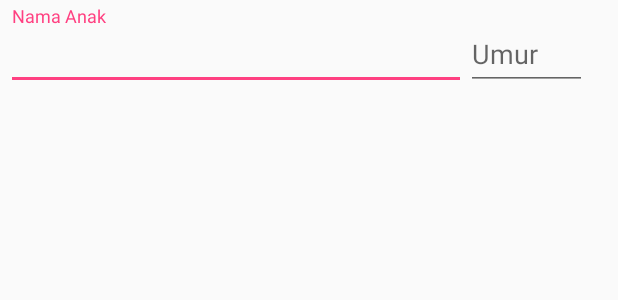
After one commit to ifanrifaihardiyanto/AdvancedWidget1, an Android app: the layout layout_anak.xml on its own in the app's theme, with its tools: preview values and no code run, on a phone screen of 412 x 824 dp. The commit adds this screen. Shown: the top 300 px of the screen. Run offline under Robolectric (Android 15) with nearby library versions, the phone set to English and light mode, and no system bars.

Commit message:
Widget Programming Final Part

```diff
--- a/app/build.gradle
+++ b/app/build.gradle
@@ -23,4 +23,5 @@ dependencies {
     compile fileTree(dir: 'libs', include: ['*.jar'])
     testCompile 'junit:junit:4.12'
     compile 'com.android.support:appcompat-v7:24.1.1'
+    compile 'com.android.support:design:24.1.1'
 }
--- /dev/null
+++ b/app/src/main/res/layout/layout_anak.xml
@@ -0,0 +1,37 @@
+<?xml version="1.0" encoding="utf-8"?>
+<LinearLayout xmlns:android="http://schemas.android.com/apk/res/android"
+    android:weightSum="1"
+    android:padding="4dp"
+    android:layout_width="match_parent"
+    android:layout_height="match_parent">
+
+    <android.support.design.widget.TextInputLayout
+        android:layout_weight="0.76"
+        android:layout_width="0dp"
+        android:layout_height="wrap_content"
+        android:weightSum="1">
+
+        <android.support.design.widget.TextInputEditText
+            android:id="@+id/editTextNama"
+            android:hint="Nama Anak"
+            android:layout_width="match_parent"
+            android:layout_height="match_parent" />
+
+    </android.support.design.widget.TextInputLayout>
+
+    <android.support.design.widget.TextInputLayout
+        android:layout_weight="0.2"
+        android:layout_width="0dp"
+        android:layout_height="wrap_content">
+
+        <android.support.design.widget.TextInputEditText
+            android:id="@+id/editTextUmur"
+            android:hint="Umur"
+            android:maxLength="2"
+            android:layout_width="match_parent"
+            android:layout_height="match_parent"
+            android:inputType="number"/>
+
+    </android.support.design.widget.TextInputLayout>
+
+</LinearLayout>
--- a/build.gradle
+++ b/build.gradle
@@ -5,7 +5,7 @@ buildscript {
         jcenter()
     }
     dependencies {
-        classpath 'com.android.tools.build:gradle:2.1.2'
+        classpath 'com.android.tools.build:gradle:2.2.0'
 
         // NOTE: Do not place your application dependencies here; they belong
         // in the individual module build.gradle files
```
Also changed, not shown: app/src/main/java/id/sch/smktelkom_mlg/learn/advancedwidget1/MainActivity.java (+49 -31 lines), app/src/main/res/layout/activity_main.xml (+40 -9 lines), gradle/wrapper/gradle-wrapper.properties.
